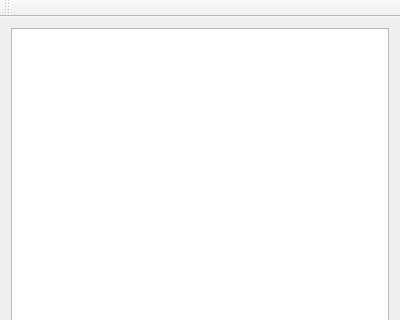
Before: the Qt Designer form MainWindow.ui in p1198528948/AppLauncher, drawn with Qt 5; both pictures show x 0 to 400 and y 0 to 320 of the 400 by 510 pixel window.
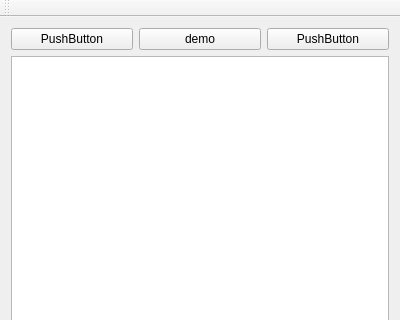
After: the same form once the commit is applied.

What changed in the file:
```diff
--- a/MainWindow.ui
+++ b/MainWindow.ui
@@ -15,6 +15,31 @@
   </property>
   <widget class="QWidget" name="centralWidget">
    <layout class="QVBoxLayout" name="verticalLayout">
+    <item>
+     <layout class="QHBoxLayout" name="horizontalLayout">
+      <item>
+       <widget class="QPushButton" name="pushButton">
+        <property name="text">
+         <string>PushButton</string>
+        </property>
+       </widget>
+      </item>
+      <item>
+       <widget class="QPushButton" name="pushButton_demo">
+        <property name="text">
+         <string>demo</string>
+        </property>
+       </widget>
+      </item>
+      <item>
+       <widget class="QPushButton" name="pushButton_3">
+        <property name="text">
+         <string>PushButton</string>
+        </property>
+       </widget>
+      </item>
+     </layout>
+    </item>
     <item>
      <widget class="QListWidget" name="listWidget">
       <property name="minimumSize">
```
Left out of the diff: 2 changed lines with no effect on the pictures.
